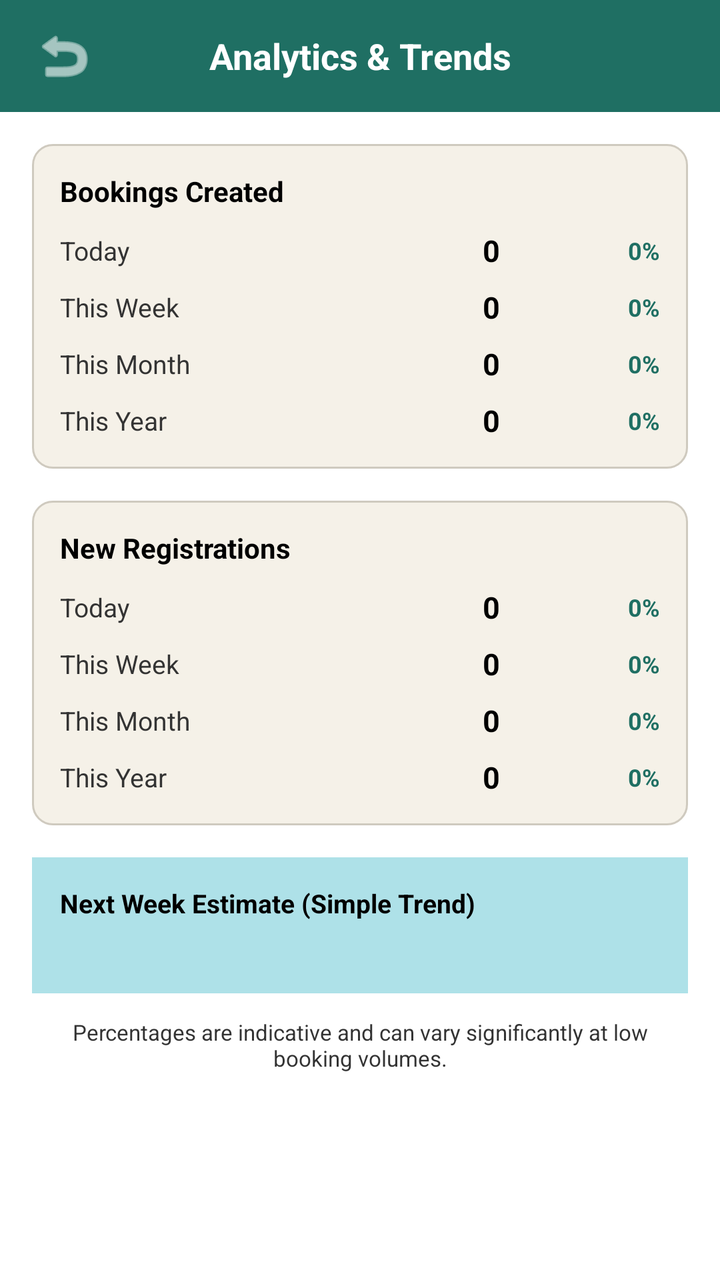
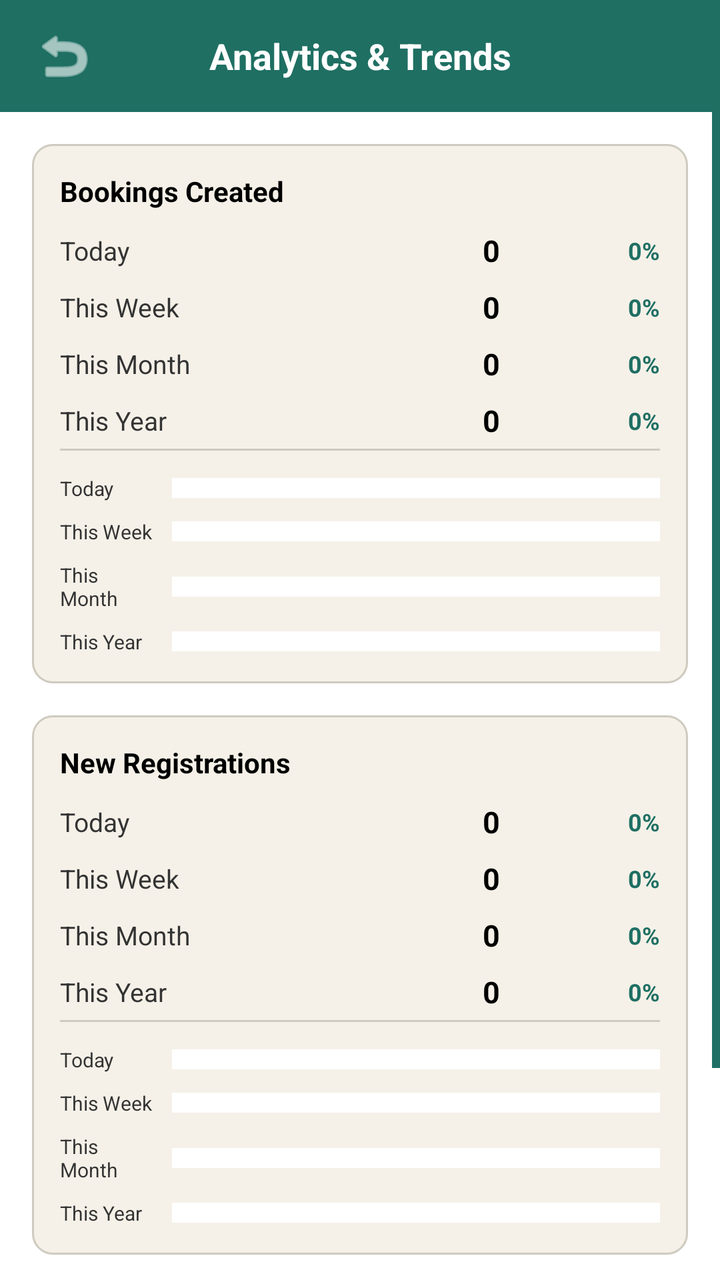

Before-and-after screenshots of an Android layout around one commit, followed by the original layout XML and the change that was made.
<!-- AndroidManifest.xml: application theme Theme.MMMBookingApp -->
<!-- res/layout/activity_admin_analytics.xml -->
<?xml version="1.0" encoding="utf-8"?>
<ScrollView xmlns:android="http://schemas.android.com/apk/res/android"
    xmlns:app="http://schemas.android.com/apk/res-auto"
    android:layout_width="match_parent"
    android:layout_height="match_parent"
    android:background="@color/color_background"
    android:scrollbars="vertical"
    android:scrollbarStyle="outsideOverlay"
    android:scrollbarThumbVertical="@color/color_primary"
    android:fadeScrollbars="false">

    <LinearLayout
        android:layout_width="match_parent"
        android:layout_height="wrap_content"
        android:orientation="vertical">

        <LinearLayout
            android:layout_width="match_parent"
            android:layout_height="56dp"
            android:orientation="horizontal"
            android:gravity="center_vertical"
            android:background="@color/color_primary"
            android:paddingStart="12dp"
            android:paddingEnd="12dp">

            <ImageButton
                android:id="@+id/btnBack"
                android:layout_width="40dp"
                android:layout_height="40dp"
                android:background="?attr/selectableItemBackgroundBorderless"
                android:src="@android:drawable/ic_menu_revert"
                app:tint="@color/color_text_on_primary"
                android:contentDescription="@string/btn_ok" />

            <TextView
                android:layout_width="0dp"
                android:layout_height="wrap_content"
                android:layout_weight="1"
                android:gravity="center"
                android:text="@string/analytics_title"
                android:textColor="@color/color_text_on_primary"
                android:textSize="18sp"
                android:textStyle="bold" />

            <View android:layout_width="40dp" android:layout_height="1dp" />
        </LinearLayout>

        <LinearLayout
            android:layout_width="match_parent"
            android:layout_height="wrap_content"
            android:orientation="vertical"
            android:padding="16dp">

            
            <LinearLayout
                android:layout_width="match_parent"
                android:layout_height="wrap_content"
                android:orientation="vertical"
                android:background="@drawable/bg_card"
                android:padding="14dp"
                android:layout_marginBottom="16dp">

                <TextView
                    android:layout_width="match_parent"
                    android:layout_height="wrap_content"
                    android:text="@string/section_bookings_created"
                    android:textColor="@color/color_text_heading"
                    android:textStyle="bold"
                    android:textSize="14sp"
                    android:layout_marginBottom="10dp" />

                
                <LinearLayout android:layout_width="match_parent" android:layout_height="wrap_content"
                    android:orientation="horizontal" android:gravity="center_vertical" android:layout_marginBottom="8dp">
                    <TextView android:layout_width="0dp" android:layout_height="wrap_content" android:layout_weight="1"
                        android:text="@string/period_today" android:textColor="@color/color_text_primary" android:textSize="13sp" />
                    <TextView android:id="@+id/tvBookingsToday" android:layout_width="wrap_content" android:layout_height="wrap_content"
                        android:text="0" android:textColor="@color/color_text_heading" android:textStyle="bold" android:textSize="15sp" android:layout_marginEnd="10dp" />
                    <TextView android:id="@+id/tvBookingsTodayChange" android:layout_width="70dp" android:layout_height="wrap_content"
                        android:text="0%" android:textColor="@color/color_status_confirmed" android:textSize="12sp" android:gravity="end" android:textStyle="bold" />
                </LinearLayout>

                
                <LinearLayout android:layout_width="match_parent" android:layout_height="wrap_content"
                    android:orientation="horizontal" android:gravity="center_vertical" android:layout_marginBottom="8dp">
                    <TextView android:layout_width="0dp" android:layout_height="wrap_content" android:layout_weight="1"
                        android:text="@string/period_week" android:textColor="@color/color_text_primary" android:textSize="13sp" />
                    <TextView android:id="@+id/tvBookingsWeek" android:layout_width="wrap_content" android:layout_height="wrap_content"
                        android:text="0" android:textColor="@color/color_text_heading" android:textStyle="bold" android:textSize="15sp" android:layout_marginEnd="10dp" />
                    <TextView android:id="@+id/tvBookingsWeekChange" android:layout_width="70dp" android:layout_height="wrap_content"
                        android:text="0%" android:textColor="@color/color_status_confirmed" android:textSize="12sp" android:gravity="end" android:textStyle="bold" />
                </LinearLayout>

                
                <LinearLayout android:layout_width="match_parent" android:layout_height="wrap_content"
                    android:orientation="horizontal" android:gravity="center_vertical" android:layout_marginBottom="8dp">
                    <TextView android:layout_width="0dp" android:layout_height="wrap_content" android:layout_weight="1"
                        android:text="@string/period_month" android:textColor="@color/color_text_primary" android:textSize="13sp" />
                    <TextView android:id="@+id/tvBookingsMonth" android:layout_width="wrap_content" android:layout_height="wrap_content"
                        android:text="0" android:textColor="@color/color_text_heading" android:textStyle="bold" android:textSize="15sp" android:layout_marginEnd="10dp" />
                    <TextView android:id="@+id/tvBookingsMonthChange" android:layout_width="70dp" android:layout_height="wrap_content"
                        android:text="0%" android:textColor="@color/color_status_confirmed" android:textSize="12sp" android:gravity="end" android:textStyle="bold" />
                </LinearLayout>

                
                <LinearLayout android:layout_width="match_parent" android:layout_height="wrap_content"
                    android:orientation="horizontal" android:gravity="center_vertical">
                    <TextView android:layout_width="0dp" android:layout_height="wrap_content" android:layout_weight="1"
                        android:text="@string/period_year" android:textColor="@color/color_text_primary" android:textSize="13sp" />
                    <TextView android:id="@+id/tvBookingsYear" android:layout_width="wrap_content" android:layout_height="wrap_content"
                        android:text="0" android:textColor="@color/color_text_heading" android:textStyle="bold" android:textSize="15sp" android:layout_marginEnd="10dp" />
                    <TextView android:id="@+id/tvBookingsYearChange" android:layout_width="70dp" android:layout_height="wrap_content"
                        android:text="0%" android:textColor="@color/color_status_confirmed" android:textSize="12sp" android:gravity="end" android:textStyle="bold" />
                </LinearLayout>
            </LinearLayout>

            
            <LinearLayout
                android:layout_width="match_parent"
                android:layout_height="wrap_content"
                android:orientation="vertical"
                android:background="@drawable/bg_card"
                android:padding="14dp"
                android:layout_marginBottom="16dp">

                <TextView
                    android:layout_width="match_parent"
                    android:layout_height="wrap_content"
                    android:text="@string/section_new_registrations"
                    android:textColor="@color/color_text_heading"
                    android:textStyle="bold"
                    android:textSize="14sp"
                    android:layout_marginBottom="10dp" />

                <LinearLayout android:layout_width="match_parent" android:layout_height="wrap_content"
                    android:orientation="horizontal" android:gravity="center_vertical" android:layout_marginBottom="8dp">
                    <TextView android:layout_width="0dp" android:layout_height="wrap_content" android:layout_weight="1"
                        android:text="@string/period_today" android:textColor="@color/color_text_primary" android:textSize="13sp" />
                    <TextView android:id="@+id/tvRegsToday" android:layout_width="wrap_content" android:layout_height="wrap_content"
                        android:text="0" android:textColor="@color/color_text_heading" android:textStyle="bold" android:textSize="15sp" android:layout_marginEnd="10dp" />
                    <TextView android:id="@+id/tvRegsTodayChange" android:layout_width="70dp" android:layout_height="wrap_content"
                        android:text="0%" android:textColor="@color/color_status_confirmed" android:textSize="12sp" android:gravity="end" android:textStyle="bold" />
                </LinearLayout>

                <LinearLayout android:layout_width="match_parent" android:layout_height="wrap_content"
                    android:orientation="horizontal" android:gravity="center_vertical" android:layout_marginBottom="8dp">
                    <TextView android:layout_width="0dp" android:layout_height="wrap_content" android:layout_weight="1"
                        android:text="@string/period_week" android:textColor="@color/color_text_primary" android:textSize="13sp" />
                    <TextView android:id="@+id/tvRegsWeek" android:layout_width="wrap_content" android:layout_height="wrap_content"
                        android:text="0" android:textColor="@color/color_text_heading" android:textStyle="bold" android:textSize="15sp" android:layout_marginEnd="10dp" />
                    <TextView android:id="@+id/tvRegsWeekChange" android:layout_width="70dp" android:layout_height="wrap_content"
                        android:text="0%" android:textColor="@color/color_status_confirmed" android:textSize="12sp" android:gravity="end" android:textStyle="bold" />
                </LinearLayout>

                <LinearLayout android:layout_width="match_parent" android:layout_height="wrap_content"
                    android:orientation="horizontal" android:gravity="center_vertical" android:layout_marginBottom="8dp">
                    <TextView android:layout_width="0dp" android:layout_height="wrap_content" android:layout_weight="1"
                        android:text="@string/period_month" android:textColor="@color/color_text_primary" android:textSize="13sp" />
                    <TextView android:id="@+id/tvRegsMonth" android:layout_width="wrap_content" android:layout_height="wrap_content"
                        android:text="0" android:textColor="@color/color_text_heading" android:textStyle="bold" android:textSize="15sp" android:layout_marginEnd="10dp" />
                    <TextView android:id="@+id/tvRegsMonthChange" android:layout_width="70dp" android:layout_height="wrap_content"
                        android:text="0%" android:textColor="@color/color_status_confirmed" android:textSize="12sp" android:gravity="end" android:textStyle="bold" />
                </LinearLayout>

                <LinearLayout android:layout_width="match_parent" android:layout_height="wrap_content"
                    android:orientation="horizontal" android:gravity="center_vertical">
                    <TextView android:layout_width="0dp" android:layout_height="wrap_content" android:layout_weight="1"
                        android:text="@string/period_year" android:textColor="@color/color_text_primary" android:textSize="13sp" />
                    <TextView android:id="@+id/tvRegsYear" android:layout_width="wrap_content" android:layout_height="wrap_content"
                        android:text="0" android:textColor="@color/color_text_heading" android:textStyle="bold" android:textSize="15sp" android:layout_marginEnd="10dp" />
                    <TextView android:id="@+id/tvRegsYearChange" android:layout_width="70dp" android:layout_height="wrap_content"
                        android:text="0%" android:textColor="@color/color_status_confirmed" android:textSize="12sp" android:gravity="end" android:textStyle="bold" />
                </LinearLayout>
            </LinearLayout>

            
            <LinearLayout
                android:layout_width="match_parent"
                android:layout_height="wrap_content"
                android:orientation="vertical"
                android:background="@color/color_highlight"
                android:padding="14dp"
                android:layout_marginBottom="12dp">

                <TextView
                    android:layout_width="match_parent"
                    android:layout_height="wrap_content"
                    android:text="@string/trend_section_title"
                    android:textColor="@color/color_text_heading"
                    android:textStyle="bold"
                    android:textSize="13sp"
                    android:layout_marginBottom="6dp" />

                <TextView
                    android:id="@+id/tvTrendProjection"
                    android:layout_width="match_parent"
                    android:layout_height="wrap_content"
                    android:textColor="@color/color_text_heading"
                    android:textSize="12sp" />
            </LinearLayout>

            <TextView
                android:layout_width="match_parent"
                android:layout_height="wrap_content"
                android:text="@string/analytics_percent_caveat"
                android:textColor="@color/color_text_primary"
                android:textSize="11sp"
                android:gravity="center" />

        </LinearLayout>
    </LinearLayout>
</ScrollView>
<!-- resources referenced by this layout -->
<resources>
  <color name="color_background">#FFFFFF</color>
  <color name="color_highlight">#AEE1E8</color>
  <color name="color_primary">#1F6F63</color>
  <color name="color_status_confirmed">#1F6F63</color>
  <color name="color_text_heading">#000000</color>
  <color name="color_text_on_primary">#FFFFFF</color>
  <color name="color_text_primary">#333333</color>
  <!-- drawable bg_card (drawable) -->
  <?xml version="1.0" encoding="utf-8"?>
  <shape xmlns:android="http://schemas.android.com/apk/res/android"
      android:shape="rectangle">
      <solid android:color="@color/color_surface" />
      <corners android:radius="10dp" />
      <stroke android:width="1dp" android:color="@color/color_border" />
  </shape>
  <string name="analytics_percent_caveat">Percentages are indicative and can vary significantly at low booking volumes.</string>
  <string name="analytics_title">Analytics &amp; Trends</string>
  <string name="btn_ok">OK</string>
  <string name="period_month">This Month</string>
  <string name="period_today">Today</string>
  <string name="period_week">This Week</string>
  <string name="period_year">This Year</string>
  <string name="section_bookings_created">Bookings Created</string>
  <string name="section_new_registrations">New Registrations</string>
  <string name="trend_section_title">Next Week Estimate (Simple Trend)</string>
  <style name="Theme.MMMBookingApp" parent="Theme.Material3.Light.NoActionBar">
          <item name="colorPrimary">@color/color_primary</item>
          <item name="colorOnPrimary">@color/color_text_on_primary</item>
          <item name="android:colorBackground">@color/color_background</item>
          <item name="colorSurface">@color/color_surface</item>
          <item name="colorSecondary">@color/color_highlight</item>
          <item name="android:textColorPrimary">@color/color_text_primary</item>
          <item name="android:statusBarColor">@color/color_primary</item>
      </style>
  <color name="color_surface">#F5F1E8</color>
  <color name="color_border">#CFCABF</color>
</resources>

<!-- the commit's change to res/layout/activity_admin_analytics.xml (unified diff, before → after) -->
@@ -112,6 +112,67 @@
                     <TextView android:id="@+id/tvBookingsYearChange" android:layout_width="70dp" android:layout_height="wrap_content"
                         android:text="0%" android:textColor="@color/color_status_confirmed" android:textSize="12sp" android:gravity="end" android:textStyle="bold" />
                 </LinearLayout>
+
+                
+                <View android:layout_width="match_parent" android:layout_height="1dp"
+                    android:background="@color/color_border" android:layout_marginTop="4dp" android:layout_marginBottom="12dp" />
+
+                <LinearLayout android:layout_width="match_parent" android:layout_height="wrap_content"
+                    android:orientation="horizontal" android:gravity="center_vertical" android:layout_marginBottom="8dp">
+                    <TextView android:layout_width="50dp" android:layout_height="wrap_content"
+                        android:text="@string/period_today" android:textColor="@color/color_text_primary" android:textSize="10sp" />
+                    <LinearLayout android:layout_width="0dp" android:layout_height="10dp" android:layout_weight="1"
+                        android:orientation="horizontal" android:background="@color/color_background"
+                        android:layout_marginStart="6dp">
+                        <View android:id="@+id/barChartBookingsToday" android:layout_width="0dp" android:layout_height="match_parent"
+                            android:layout_weight="0" android:background="@color/color_primary" />
+                        <View android:id="@+id/fillerChartBookingsToday" android:layout_width="0dp" android:layout_height="match_parent"
+                            android:layout_weight="1" android:background="@android:color/transparent" />
+                    </LinearLayout>
+                </LinearLayout>
+
+                <LinearLayout android:layout_width="match_parent" android:layout_height="wrap_content"
+                    android:orientation="horizontal" android:gravity="center_vertical" android:layout_marginBottom="8dp">
+                    <TextView android:layout_width="50dp" android:layout_height="wrap_content"
+                        android:text="@string/period_week" android:textColor="@color/color_text_primary" android:textSize="10sp" />
+                    <LinearLayout android:layout_width="0dp" android:layout_height="10dp" android:layout_weight="1"
+                        android:orientation="horizontal" android:background="@color/color_background"
+                        android:layout_marginStart="6dp">
+                        <View android:id="@+id/barChartBookingsWeek" android:layout_width="0dp" android:layout_height="match_parent"
+                            android:layout_weight="0" android:background="@color/color_primary" />
+                        <View android:id="@+id/fillerChartBookingsWeek" android:layout_width="0dp" android:layout_height="match_parent"
+                            android:layout_weight="1" android:background="@android:color/transparent" />
+                    </LinearLayout>
+                </LinearLayout>
+
+                <LinearLayout android:layout_width="match_parent" android:layout_height="wrap_content"
+                    android:orientation="horizontal" android:gravity="center_vertical" android:layout_marginBottom="8dp">
+                    <TextView android:layout_width="50dp" android:layout_height="wrap_content"
+                        android:text="@string/period_month" android:textColor="@color/color_text_primary" android:textSize="10sp" />
+                    <LinearLayout android:layout_width="0dp" android:layout_height="10dp" android:layout_weight="1"
+                        android:orientation="horizontal" android:background="@color/color_background"
+                        android:layout_marginStart="6dp">
+                        <View android:id="@+id/barChartBookingsMonth" android:layout_width="0dp" android:layout_height="match_parent"
+                            android:layout_weight="0" android:background="@color/color_primary" />
+                        <View android:id="@+id/fillerChartBookingsMonth" android:layout_width="0dp" android:layout_height="match_parent"
+                            android:layout_weight="1" android:background="@android:color/transparent" />
+                    </LinearLayout>
+                </LinearLayout>
+
+                <LinearLayout android:layout_width="match_parent" android:layout_height="wrap_content"
+                    android:orientation="horizontal" android:gravity="center_vertical">
+                    <TextView android:layout_width="50dp" android:layout_height="wrap_content"
+                        android:text="@string/period_year" android:textColor="@color/color_text_primary" android:textSize="10sp" />
+                    <LinearLayout android:layout_width="0dp" android:layout_height="10dp" android:layout_weight="1"
+                        android:orientation="horizontal" android:background="@color/color_background"
+                        android:layout_marginStart="6dp">
+                        <View android:id="@+id/barChartBookingsYear" android:layout_width="0dp" android:layout_height="match_parent"
+                            android:layout_weight="0" android:background="@color/color_primary" />
+                        <View android:id="@+id/fillerChartBookingsYear" android:layout_width="0dp" android:layout_height="match_parent"
+                            android:layout_weight="1" android:background="@android:color/transparent" />
+                    </LinearLayout>
+                </LinearLayout>
+
             </LinearLayout>
 
             
@@ -171,6 +232,67 @@
                     <TextView android:id="@+id/tvRegsYearChange" android:layout_width="70dp" android:layout_height="wrap_content"
                         android:text="0%" android:textColor="@color/color_status_confirmed" android:textSize="12sp" android:gravity="end" android:textStyle="bold" />
                 </LinearLayout>
+
+                
+                <View android:layout_width="match_parent" android:layout_height="1dp"
+                    android:background="@color/color_border" android:layout_marginTop="4dp" android:layout_marginBottom="12dp" />
+
+                <LinearLayout android:layout_width="match_parent" android:layout_height="wrap_content"
+                    android:orientation="horizontal" android:gravity="center_vertical" android:layout_marginBottom="8dp">
+                    <TextView android:layout_width="50dp" android:layout_height="wrap_content"
+                        android:text="@string/period_today" android:textColor="@color/color_text_primary" android:textSize="10sp" />
+                    <LinearLayout android:layout_width="0dp" android:layout_height="10dp" android:layout_weight="1"
+                        android:orientation="horizontal" android:background="@color/color_background"
+                        android:layout_marginStart="6dp">
+                        <View android:id="@+id/barChartRegsToday" android:layout_width="0dp" android:layout_height="match_parent"
+                            android:layout_weight="0" android:background="@color/color_primary" />
+                        <View android:id="@+id/fillerChartRegsToday" android:layout_width="0dp" android:layout_height="match_parent"
+                            android:layout_weight="1" android:background="@android:color/transparent" />
+                    </LinearLayout>
+                </LinearLayout>
+
+                <LinearLayout android:layout_width="match_parent" android:layout_height="wrap_content"
+                    android:orientation="horizontal" android:gravity="center_vertical" android:layout_marginBottom="8dp">
+                    <TextView android:layout_width="50dp" android:layout_height="wrap_content"
+                        android:text="@string/period_week" android:textColor="@color/color_text_primary" android:textSize="10sp" />
+                    <LinearLayout android:layout_width="0dp" android:layout_height="10dp" android:layout_weight="1"
+                        android:orientation="horizontal" android:background="@color/color_background"
+                        android:layout_marginStart="6dp">
+                        <View android:id="@+id/barChartRegsWeek" android:layout_width="0dp" android:layout_height="match_parent"
+                            android:layout_weight="0" android:background="@color/color_primary" />
+                        <View android:id="@+id/fillerChartRegsWeek" android:layout_width="0dp" android:layout_height="match_parent"
+                            android:layout_weight="1" android:background="@android:color/transparent" />
+                    </LinearLayout>
+                </LinearLayout>
+
+                <LinearLayout android:layout_width="match_parent" android:layout_height="wrap_content"
+                    android:orientation="horizontal" android:gravity="center_vertical" android:layout_marginBottom="8dp">
+                    <TextView android:layout_width="50dp" android:layout_height="wrap_content"
+                        android:text="@string/period_month" android:textColor="@color/color_text_primary" android:textSize="10sp" />
+                    <LinearLayout android:layout_width="0dp" android:layout_height="10dp" android:layout_weight="1"
+                        android:orientation="horizontal" android:background="@color/color_background"
+                        android:layout_marginStart="6dp">
+                        <View android:id="@+id/barChartRegsMonth" android:layout_width="0dp" android:layout_height="match_parent"
+                            android:layout_weight="0" android:background="@color/color_primary" />
+                        <View android:id="@+id/fillerChartRegsMonth" android:layout_width="0dp" android:layout_height="match_parent"
+                            android:layout_weight="1" android:background="@android:color/transparent" />
+                    </LinearLayout>
+                </LinearLayout>
+
+                <LinearLayout android:layout_width="match_parent" android:layout_height="wrap_content"
+                    android:orientation="horizontal" android:gravity="center_vertical">
+                    <TextView android:layout_width="50dp" android:layout_height="wrap_content"
+                        android:text="@string/period_year" android:textColor="@color/color_text_primary" android:textSize="10sp" />
+                    <LinearLayout android:layout_width="0dp" android:layout_height="10dp" android:layout_weight="1"
+                        android:orientation="horizontal" android:background="@color/color_background"
+                        android:layout_marginStart="6dp">
+                        <View android:id="@+id/barChartRegsYear" android:layout_width="0dp" android:layout_height="match_parent"
+                            android:layout_weight="0" android:background="@color/color_primary" />
+                        <View android:id="@+id/fillerChartRegsYear" android:layout_width="0dp" android:layout_height="match_parent"
+                            android:layout_weight="1" android:background="@android:color/transparent" />
+                    </LinearLayout>
+                </LinearLayout>
+
             </LinearLayout>
 
             
